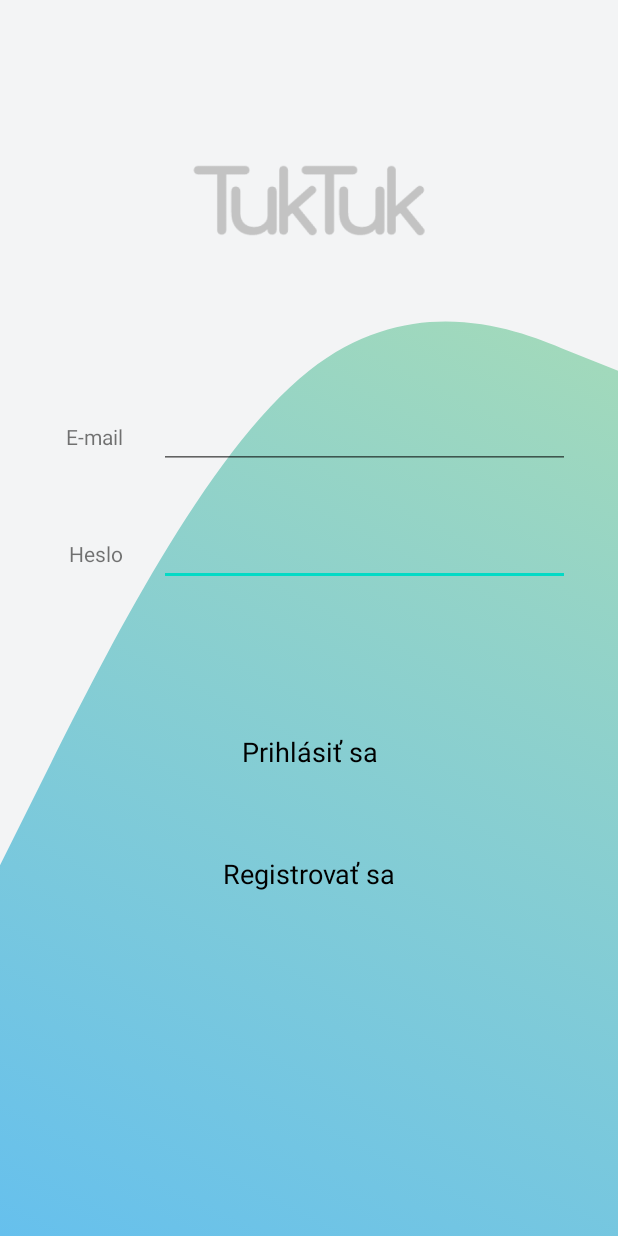
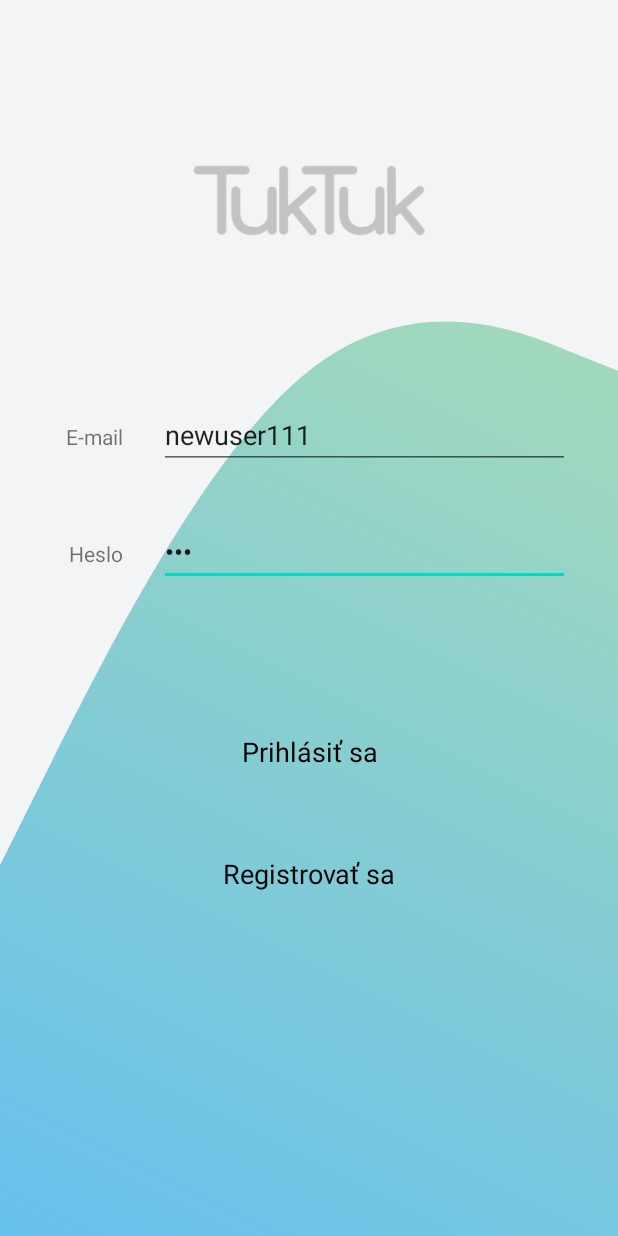
Before and after one commit to Mincoo13/mobv, an Android app: the screen it shows after launch (MainActivity), after a tap on "Prihlásiť sa", on a phone screen of 412 x 824 dp. Run offline under Robolectric (Android 15) with nearby library versions, the phone set to English and light mode, and no system bars; our stand-ins replace Room's generated code, data binding; network calls fail; 1 statement that could not run was skipped.

Commit message:
login in progress

```diff
--- a/app/src/main/java/com/example/tuktuk/LoginFragment.kt
+++ b/app/src/main/java/com/example/tuktuk/LoginFragment.kt
@@ -1,15 +1,24 @@
 package com.example.tuktuk
 
+import android.annotation.SuppressLint
 import android.graphics.drawable.AnimationDrawable
 import android.os.Bundle
+import android.util.Log
 import androidx.fragment.app.Fragment
 import android.view.LayoutInflater
 import android.view.View
 import android.view.ViewGroup
 import androidx.databinding.DataBindingUtil
+import androidx.lifecycle.ViewModelProvider
 import androidx.navigation.findNavController
+import com.example.tuktuk.database.LocalCache
 import com.example.tuktuk.databinding.FragmentLoginBinding
+import com.example.tuktuk.databinding.FragmentRegistrationBinding
+import com.example.tuktuk.registration.LoginViewModel
+import com.example.tuktuk.registration.RegistrationViewModel
+import com.example.tuktuk.util.Injection
 import kotlinx.android.synthetic.main.fragment_login.*
+import kotlinx.coroutines.*
 import java.lang.RuntimeException
 
 /**
@@ -19,21 +28,28 @@ import java.lang.RuntimeException
  */
 class LoginFragment : Fragment() {
 
+    private lateinit var loginViewModel: LoginViewModel
+    private lateinit var binding: FragmentLoginBinding
+    private lateinit var cache: LocalCache
+
+    @SuppressLint("UseRequireInsteadOfGet")
     override fun onCreateView(
         inflater: LayoutInflater, container: ViewGroup?,
         savedInstanceState: Bundle?
     ): View? {
-        val binding = DataBindingUtil.inflate<FragmentLoginBinding>(inflater,
-            R.layout.fragment_login,container,false)
 
+        binding = DataBindingUtil.inflate(
+            inflater, R.layout.fragment_login, container, false
+        )
+        binding.lifecycleOwner = this
+        loginViewModel = ViewModelProvider(this, Injection.provideLoginViewModelFactory(context!!))
+            .get(LoginViewModel::class.java)
+
+        cache = Injection.provideCache(context!!)
         val animDrawable = binding.loginLayout.background as AnimationDrawable
         animDrawable.setEnterFadeDuration(10)
         animDrawable.setExitFadeDuration(5000)
         animDrawable.start()
-
-        binding.loginButton.setOnClickListener {
-            throw RuntimeException("App Crashed")
-        }
 
         binding.toRegistrationButton.setOnClickListener { view : View ->
             view.findNavController().navigate(R.id.action_loginFragment_to_registrationFragment)
@@ -42,4 +58,37 @@ class LoginFragment : Fragment() {
         return binding.root
     }
 
+    override fun onViewCreated(view: View, savedInstanceState: Bundle?) {
+        super.onViewCreated(view, savedInstanceState)
+
+        binding.loginButton.setOnClickListener @Suppress("UNUSED_ANONYMOUS_PARAMETER")
+        { view: View ->
+            val name = binding.nameLoginInput.text
+            val password = binding.passwordLoginInput.text
+
+            login(name.toString(), password.toString())
+        }
+    }
+
+    private fun login(name: String, password: String){
+        GlobalScope.launch {
+            val response: Deferred<Int> = async (Dispatchers.IO) {loginViewModel.userLogin("login", name, password)}
+            when (response.await()) {
+                200 -> {
+                    Log.i("INFO", "Pouzivatel prihlaseny.")
+                    view?.findNavController()?.navigate(R.id.action_loginFragment_to_homeFragment)
+                }
+                409 -> {
+                    Log.i("INFO", "Pouzivatel existuje.")
+                }
+                500 -> {
+                    Log.i("INFO", "Nastala neocakavana chyba.")
+                }
+                else -> {
+                    Log.i("INFO", "Nastala naozaj neocakavana chyba.")
+                }
+            }
+        }
+    }
+
 }
--- /dev/null
+++ b/app/src/main/java/com/example/tuktuk/LoginViewModel.kt
@@ -0,0 +1,25 @@
+package com.example.tuktuk.registration
+
+import androidx.databinding.ObservableField
+import androidx.lifecycle.*
+import com.example.tuktuk.database.*
+import com.example.tuktuk.network.MarsUser
+import kotlinx.coroutines.launch
+
+
+class LoginViewModel(
+    private val repository: DataRepository
+) : ViewModel() {
+
+    val name = ObservableField<String>("")
+    val password = ObservableField<String>("")
+
+    init {
+    }
+
+
+    suspend fun userLogin(action: String, name: String, password: String): Int{
+        return repository.userLogin(action, name, password)
+    }
+
+}
--- /dev/null
+++ b/app/src/main/java/com/example/tuktuk/LoginViewModelFactory.kt
@@ -0,0 +1,18 @@
+package com.example.tuktuk
+
+import androidx.lifecycle.ViewModel
+import androidx.lifecycle.ViewModelProvider
+import com.example.tuktuk.database.DataRepository
+import com.example.tuktuk.registration.LoginViewModel
+
+class LoginViewModelFactory(
+    private val repository: DataRepository
+) : ViewModelProvider.Factory {
+    @Suppress("unchecked_cast")
+    override fun <T : ViewModel?> create(modelClass: Class<T>): T {
+        if (modelClass.isAssignableFrom(LoginViewModel::class.java)) {
+            return LoginViewModel(repository) as T
+        }
+        throw IllegalArgumentException("Unknown ViewModel class")
+    }
+}
--- a/app/src/main/java/com/example/tuktuk/database/DataRepository.kt
+++ b/app/src/main/java/com/example/tuktuk/database/DataRepository.kt
@@ -4,6 +4,7 @@ import android.util.Log
 import androidx.annotation.WorkerThread
 import com.example.tuktuk.network.Api
 import com.example.tuktuk.network.request.UserExistsRequest
+import com.example.tuktuk.network.request.LoginRequest
 import com.example.tuktuk.network.request.UserRequest
 import com.example.tuktuk.network.responses.UserResponse
 import com.google.gson.Gson
@@ -91,6 +92,18 @@ class DataRepository(
         }
         return responseCode
     }
+
+    suspend fun userLogin(
+        action: String,
+        username: String,
+        password: String): Int {
+        val response = api.userLogin(LoginRequest(action, Api.api_key, username, password))
+        if(response.isSuccessful) {
+            Log.i("INFO", response.body().toString())
+            return response.code()
+        }
+        return responseCode
+    }
 }
 
 private fun Gson.fromJson(body: UserResponse): User {
--- a/app/src/main/java/com/example/tuktuk/network/Api.kt
+++ b/app/src/main/java/com/example/tuktuk/network/Api.kt
@@ -1,5 +1,7 @@
 package com.example.tuktuk.network
 
+import com.example.tuktuk.network.request.InfoRequest
+import com.example.tuktuk.network.request.LoginRequest
 import com.example.tuktuk.network.request.UserExistsRequest
 import com.example.tuktuk.network.request.UserRequest
 import com.example.tuktuk.network.responses.ExistsResponse
@@ -53,4 +55,12 @@ interface Api {
     @Headers("Accept: application/json", "Cache-Control: no-cache", "Content-Type: application/json")
     @POST("service.php")
     suspend fun userExists(@Body body: UserExistsRequest) : Response<ExistsResponse>
+
+    @Headers("Accept: application/json", "Cache-Control: no-cache", "Content-Type: application/json")
+    @POST("service.php")
+    suspend fun userLogin(@Body body: LoginRequest) : Response<UserResponse>
+
+    @Headers("Accept: application/json", "Cache-Control: no-cache", "Content-Type: application/json")
+    @POST("service.php")
+    suspend fun userInfo(@Body body: InfoRequest) : Response<UserResponse>
 }
--- /dev/null
+++ b/app/src/main/java/com/example/tuktuk/network/request/LoginRequest.kt
@@ -0,0 +1,10 @@
+package com.example.tuktuk.network.request
+
+import com.google.gson.annotations.SerializedName
+
+data class LoginRequest (
+    @SerializedName("action") val action: String?,
+    @SerializedName("apikey") val apikey: String?,
+    @SerializedName("username") val username: String?,
+    @SerializedName("password") val password: String?
+)
--- a/app/src/main/java/com/example/tuktuk/util/Injection.kt
+++ b/app/src/main/java/com/example/tuktuk/util/Injection.kt
@@ -6,6 +6,7 @@ import com.example.tuktuk.database.AppDatabase
 import com.example.tuktuk.database.DataRepository
 import com.example.tuktuk.database.LocalCache
 import com.example.tuktuk.network.Api
+import com.example.tuktuk.LoginViewModelFactory
 import com.example.tuktuk.registration.RegistrationViewModelFactory
 
 object Injection {
@@ -19,9 +20,15 @@ object Injection {
         return DataRepository.getInstance(provideCache(context), Api.create())
     }
 
-    fun provideViewModelFactory(context: Context): ViewModelProvider.Factory {
+    fun provideRegistrationViewModelFactory(context: Context): ViewModelProvider.Factory {
         return RegistrationViewModelFactory(
             provideDataRepository(context)
         )
     }
+
+    fun provideLoginViewModelFactory(context: Context): ViewModelProvider.Factory {
+        return LoginViewModelFactory(
+            provideDataRepository(context)
+        )
+    }
 }
--- a/app/src/main/res/layout/fragment_login.xml
+++ b/app/src/main/res/layout/fragment_login.xml
@@ -36,7 +36,7 @@
                 app:layout_constraintBottom_toTopOf="@+id/loginButton"
                 app:layout_constraintEnd_toEndOf="parent"
                 app:layout_constraintStart_toStartOf="parent"
-                app:layout_constraintTop_toBottomOf="@+id/passwordInput"
+                app:layout_constraintTop_toBottomOf="@+id/passwordLoginInput"
                 tools:visibility="gone" />
 
             <TextView
@@ -49,8 +49,8 @@
                 android:text="@string/password"
                 android:textAlignment="textEnd"
                 android:textSize="14sp"
-                app:layout_constraintBaseline_toBaselineOf="@+id/passwordInput"
-                app:layout_constraintEnd_toStartOf="@+id/passwordInput"
+                app:layout_constraintBaseline_toBaselineOf="@+id/passwordLoginInput"
+                app:layout_constraintEnd_toStartOf="@+id/passwordLoginInput"
                 app:layout_constraintStart_toStartOf="parent" />
 
             <TextView
@@ -62,8 +62,8 @@
                 android:text="@string/email"
                 android:textAlignment="textEnd"
                 android:textSize="14sp"
-                app:layout_constraintBaseline_toBaselineOf="@+id/emailInput"
-                app:layout_constraintEnd_toStartOf="@+id/emailInput"
+                app:layout_constraintBaseline_toBaselineOf="@+id/nameLoginInput"
+                app:layout_constraintEnd_toStartOf="@+id/nameLoginInput"
                 app:layout_constraintStart_toStartOf="parent" />
 
             <Button
@@ -84,7 +84,7 @@
                 app:layout_constraintTop_toBottomOf="@+id/messageLogin" />
 
             <EditText
-                android:id="@+id/passwordInput"
+                android:id="@+id/passwordLoginInput"
                 android:layout_width="0dp"
                 android:layout_height="wrap_content"
                 android:layout_marginStart="8dp"
@@ -92,15 +92,16 @@
                 android:ems="10"
                 android:importantForAutofill="no"
                 android:inputType="textPassword"
+                android:text="aaa"
                 android:textColorHighlight="#000000"
                 android:textColorLink="#000000"
                 app:layout_constraintBottom_toTopOf="@+id/messageLogin"
                 app:layout_constraintEnd_toEndOf="parent"
                 app:layout_constraintStart_toEndOf="@+id/password"
-                app:layout_constraintTop_toBottomOf="@+id/emailInput" />
+                app:layout_constraintTop_toBottomOf="@+id/nameLoginInput" />
 
             <EditText
-                android:id="@+id/emailInput"
+                android:id="@+id/nameLoginInput"
                 android:layout_width="0dp"
                 android:layout_height="45dp"
                 android:layout_marginStart="8dp"
@@ -110,9 +111,10 @@
                 android:ems="10"
                 android:importantForAutofill="no"
                 android:inputType="textEmailAddress"
+                android:text="newuser111"
                 android:textColorHighlight="#000000"
                 android:textColorLink="#000000"
-                app:layout_constraintBottom_toTopOf="@+id/passwordInput"
+                app:layout_constraintBottom_toTopOf="@+id/passwordLoginInput"
                 app:layout_constraintEnd_toEndOf="parent"
                 app:layout_constraintStart_toEndOf="@+id/email"
                 app:layout_constraintTop_toTopOf="parent"
@@ -140,7 +142,7 @@
                 android:layout_height="170dp"
                 android:layout_marginStart="32dp"
                 android:layout_marginEnd="32dp"
-                app:layout_constraintBottom_toTopOf="@+id/emailInput"
+                app:layout_constraintBottom_toTopOf="@+id/nameLoginInput"
                 app:layout_constraintEnd_toEndOf="parent"
                 app:layout_constraintStart_toStartOf="parent"
                 app:layout_constraintTop_toTopOf="parent"
```
Also changed, not shown: app/src/main/java/com/example/tuktuk/network/request/InfoRequest.kt (added, +9 -0 lines), app/src/main/java/com/example/tuktuk/registration/RegistrationFragment.kt (+17 -6 lines).
